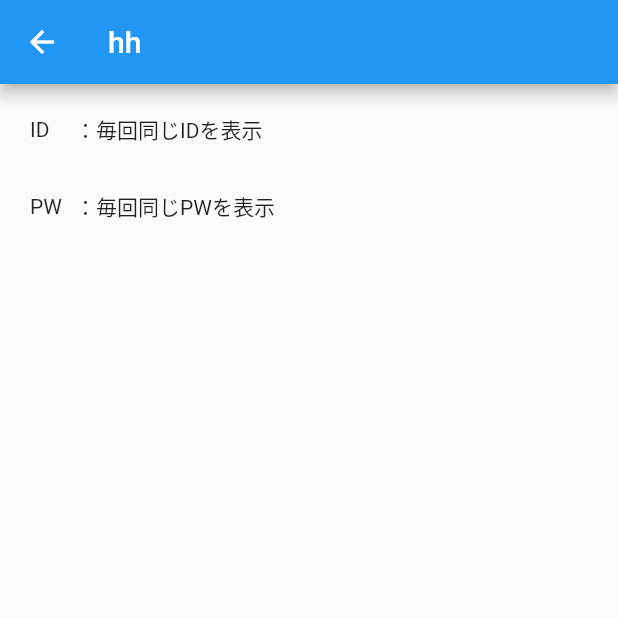
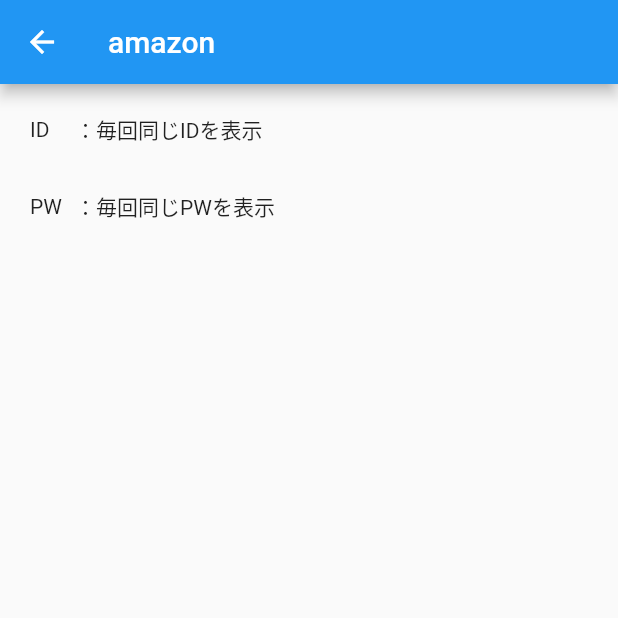
Before and after one commit to shusuke919/flutter_demo_app, a Flutter app: the screen it shows after launch, after a tap on "amazon", on a phone screen of 412 x 824 dp, the top half of it. Run offline on Flutter 3.47's test engine with Material 2 defaults, Android fonts, the phone set to English and light mode, and no system bars.

Commit message:
画面遷移などの簡単アプリ完成

```diff
--- a/lib/main.dart
+++ b/lib/main.dart
@@ -65,7 +65,7 @@ class _MyHomePageState extends State<MyHomePage> {
                     print('リストがタップされました');
                     //画面遷移のコード　呪文みたいな感じ
                     Navigator.push(context, MaterialPageRoute(
-                         builder: (context) => const NextPage()));
+                         builder: (context) => NextPage(titleList[index])));
                   },
                 ),
                 const Divider(height: 0,),
--- a/lib/next_page.dart
+++ b/lib/next_page.dart
@@ -1,13 +1,14 @@
 import 'package:flutter/material.dart';
 
 class NextPage extends StatelessWidget {
-  const NextPage({Key? key}) : super(key: key);
+  final String title;
+  const NextPage(this.title, {Key? key}) : super(key: key);
 
   @override
   Widget build(BuildContext context) {
     return Scaffold(
       appBar: AppBar(
-        title: Text('hh'),
+        title: Text(title),
       ),
       body: Padding(
         padding: const EdgeInsets.all(20.0),
```
